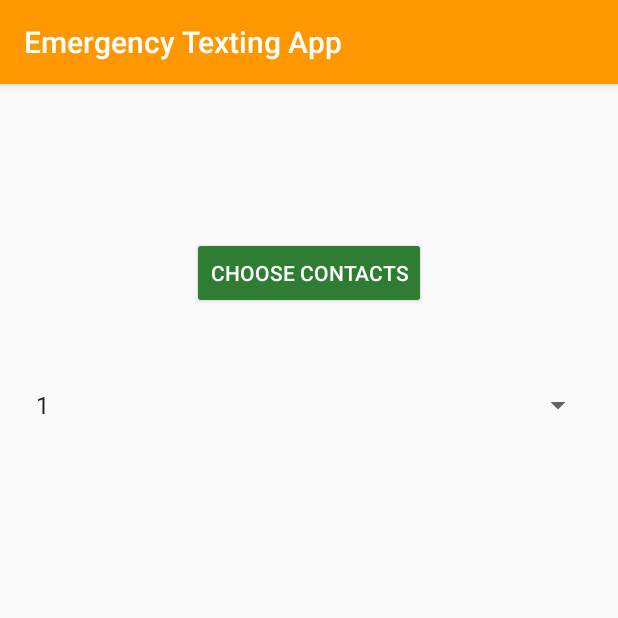
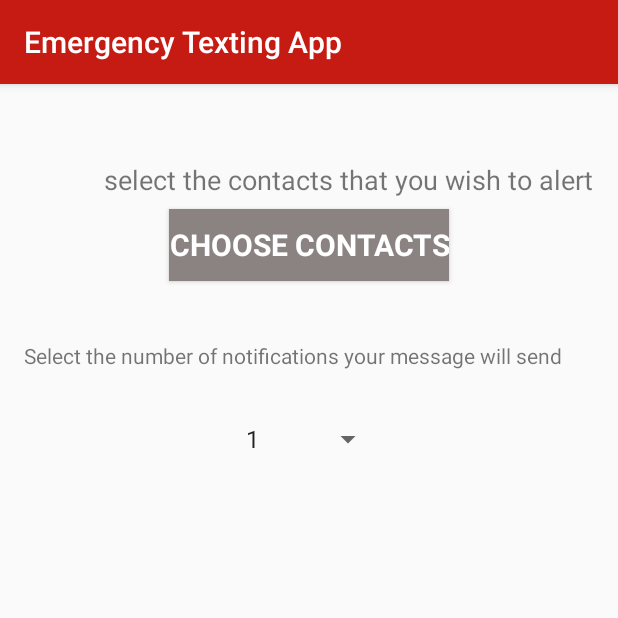
Before and after one commit to MohsenHosseiniKhayat/Emergency-Texting-App, an Android app: the PreferencesActivity screen opened directly, with no data from a screen before it, on a phone screen of 412 x 824 dp, the top half of it. Run offline under Robolectric (Android 15) with nearby library versions, the phone set to English and light mode, and no system bars.

Commit message:
Small graphical tweaks and clean up of main activity
Removed sendButton and messageEditText

```diff
--- a/android-start/app/src/main/res/layout/activity_preferences.xml
+++ b/android-start/app/src/main/res/layout/activity_preferences.xml
@@ -11,20 +11,47 @@
     tools:context="com.google.firebase.codelab.friendlychat.PreferencesActivity">
 
     <Button
-        android:text="Choose Contacts"
+        android:id="@+id/buttonContacts"
         android:layout_width="wrap_content"
         android:layout_height="wrap_content"
-        android:id="@+id/buttonContacts"
+        android:layout_marginTop="67dp"
+        android:background="#8A8382"
+        android:fontFamily="sans-serif"
+        android:text="Choose Contacts"
+        android:textSize="20sp"
+        android:textStyle="bold"
+        android:typeface="sans"
         android:layout_alignParentTop="true"
-        android:layout_centerHorizontal="true"
-        android:layout_marginTop="86dp" />
+        android:layout_centerHorizontal="true" />
+
+    <TextView
+        android:id="@+id/textView2"
+        android:layout_width="wrap_content"
+        android:layout_height="wrap_content"
+        android:layout_marginTop="35dp"
+        android:text="select the contacts that you wish to alert"
+        android:textSize="18sp"
+        android:layout_alignParentTop="true"
+        android:layout_alignParentRight="true"
+        android:layout_alignParentEnd="true" />
 
     <Spinner
-        android:layout_width="match_parent"
         android:layout_height="wrap_content"
+        android:layout_marginTop="93dp"
+        android:id="@+id/spinnerNumOfNotifications"
+        android:spinnerMode="dialog"
+        android:gravity="center"
+        android:layout_width="100dp"
         android:layout_below="@+id/buttonContacts"
-        android:layout_alignParentRight="true"
-        android:layout_alignParentEnd="true"
-        android:layout_marginTop="52dp"
-        android:id="@+id/spinnerNumOfNotifications" />
+        android:layout_centerHorizontal="true" />
+
+    <TextView
+        android:text="Select the number of notifications your message will send"
+        android:layout_width="wrap_content"
+        android:layout_height="wrap_content"
+        android:layout_marginTop="40dp"
+        android:id="@+id/textView3"
+        android:layout_below="@+id/buttonContacts"
+        android:layout_alignParentLeft="true"
+        android:layout_alignParentStart="true" />
 </RelativeLayout>
--- a/android-start/app/src/main/res/layout/item_message.xml
+++ b/android-start/app/src/main/res/layout/item_message.xml
@@ -1,8 +1,8 @@
 <?xml version="1.0" encoding="utf-8"?>
 <LinearLayout xmlns:android="http://schemas.android.com/apk/res/android"
-              android:layout_width="match_parent"
-              android:layout_height="wrap_content"
-              android:orientation="vertical">
+    android:layout_width="match_parent"
+    android:layout_height="wrap_content"
+    android:orientation="vertical">
 
     <LinearLayout
         android:layout_width="match_parent"
--- a/android-start/app/src/main/res/menu/main_menu.xml
+++ b/android-start/app/src/main/res/menu/main_menu.xml
@@ -1,10 +1,9 @@
 <?xml version="1.0" encoding="utf-8"?>
 <menu xmlns:android="http://schemas.android.com/apk/res/android"
-      xmlns:app="http://schemas.android.com/apk/res-auto">
+    xmlns:app="http://schemas.android.com/apk/res-auto">
     <item
         android:id="@+id/sign_out_menu"
-        android:title="@string/sign_out"
-        app:showAsAction="never"/>
+        android:title="@string/sign_out" />
     <item
         android:id="@+id/preferences_menu"
         android:title="Preferences"
--- a/android-start/app/src/main/res/values/colors.xml
+++ b/android-start/app/src/main/res/values/colors.xml
@@ -1,7 +1,7 @@
 <?xml version="1.0" encoding="utf-8"?>
 <resources>
-    <color name="colorPrimary">#FF9800</color>
-    <color name="colorPrimaryDark">#E65100</color>
+    <color name="colorPrimary">#C61B13</color>
+    <color name="colorPrimaryDark">#000000</color>
     <color name="colorAccent">#2E7D32</color>
     <color name="colorTitle">#ffffff</color>
 </resources>
--- a/android-start/app/src/main/res/values/strings.xml
+++ b/android-start/app/src/main/res/values/strings.xml
@@ -1,5 +1,5 @@
 <resources>
-    <string name="app_name">Friendly Chat</string>
+    <string name="app_name">Disconnected</string>
     <string name="welcome_msg">Welcome!</string>
     <string name="sign_out">Sign Out</string>
     <string name="contacts_permission_rationale">Access to account information is required to sign in.</string>
```
Also changed, not shown: android-start/app/src/main/java/com/google/firebase/codelab/friendlychat/MainActivity.java (+8 -8 lines), android-start/app/src/main/res/layout/activity_main.xml (+21 -34 lines), android-start/app/src/main/res/layout/activity_sign_in.xml (+16 -14 lines), android-start/app/src/main/res/menu/menu_contact_picker.xml (deleted, +0 -10 lines), android-start/app/src/main/res/drawable/google_maps_icon_2015.png (added), android-start/app/src/main/res/drawable/left.png (added).
